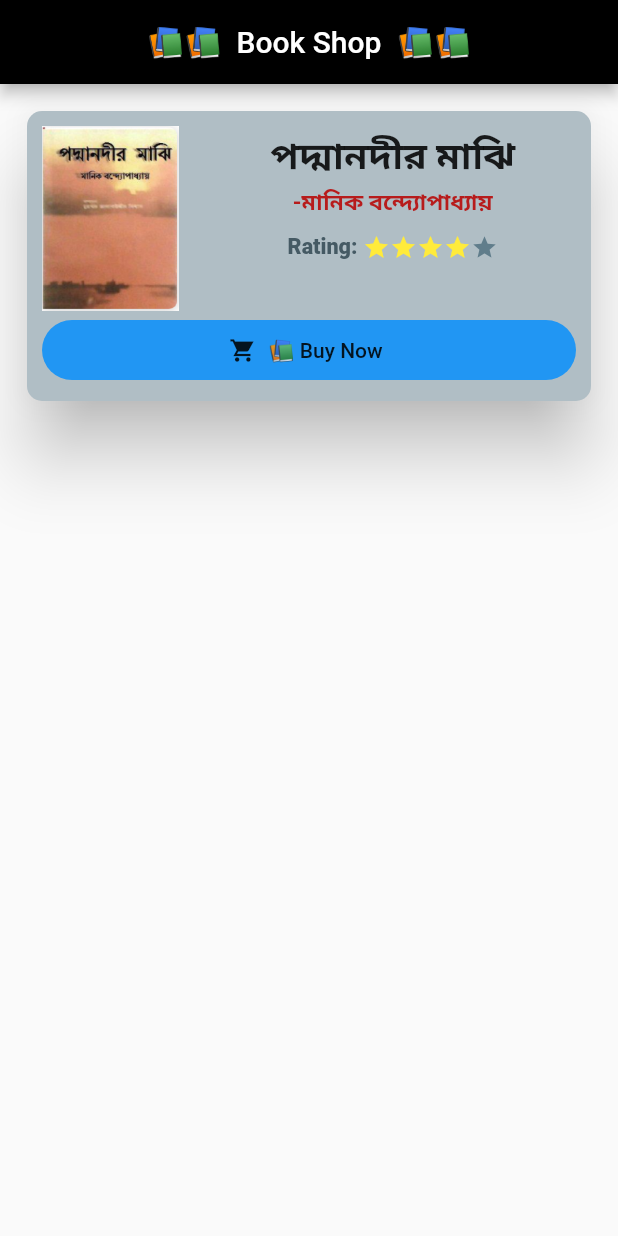
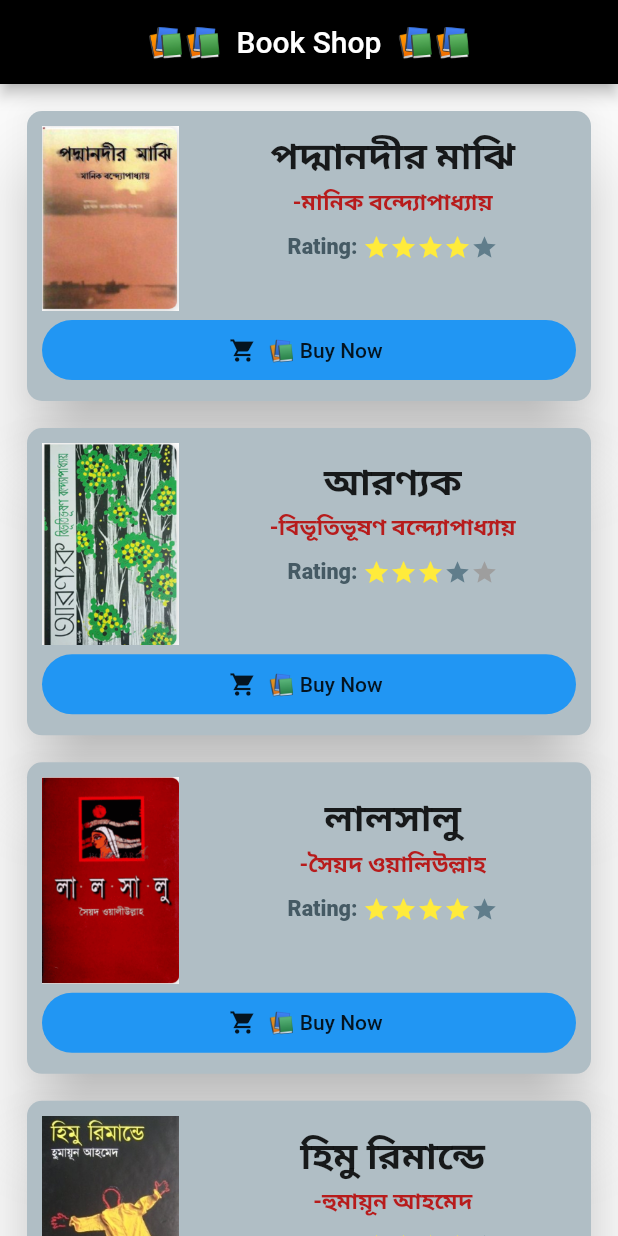
Before and after one commit to Tahsin-Tajware/AssignmentFlutterA1006, a Flutter app: the screen it shows after launch, on a phone screen of 412 x 824 dp. Run offline on Flutter 3.47's test engine with Material 2 defaults, Android fonts, the phone set to English and light mode, and no system bars.

Commit message:
commit 2

```diff
--- a/lib/main.dart
+++ b/lib/main.dart
@@ -23,6 +23,10 @@ class QuoteList extends StatefulWidget {
 class _QuoteListState extends State<QuoteList> {
   List<Quote> quotes = [
     Quote(text: 'পদ্মানদীর মাঝি', author: '-মানিক বন্দ্যোপাধ্যায়', rating: 4.5, ratingcount: 5500, image: 'Images/book4.png', description: 'আধুনিক বাংলা উপন্যাসের বিশাল আঙ্গিনায় নদীজীবী মানুষদের নিয়ে রচিত প্রথম উপন্যাস পদ্মা নদীর মাঝি। ১৯৩৬ সালে এটি প্রকাশিত হয়। মানিক বন্দ্যোপাধ্যায়ের গ্রন্থসমূহের মধ্যে এটিই সর্বাধিক অনূদিত গ্রন্থ। উপন্যাসটিতে লেখক জেলে-জীবন ও জল-জীবন অঙ্কনে এবং চরিত্রচিত্রণে অপূর্ব মুন্সিয়ানার পরিচয় রেখেছেন।', price: 600),
+    Quote(text: 'আরণ্যক', author: '-বিভূতিভূষণ বন্দ্যোপাধ্যায়', rating: 3.8, ratingcount: 4500, image: 'Images/book3.png', description: 'Aranyak is a simple and uncomplicated story. The protagonist Satyacharan has gone to an estate in Bhagalpur after getting a job of a manager. Initially his urban lifestyle might have revolted against the lonely jungle life but gradually nature hypnotized Satyacharan. Gradually he can not even resist a moments absence from the forest. Satyacharan and his partner Jugalprasad, a perfect match to the nature-loving soul of Satyacharan decorated the forest by planting many rare species of herbs and saplings. But Satyacharan is an estate manager. He has to destroy this creation of the forest-Goddess against his own will and distribute it amongst the local people. Age old gigantic trees as well as plants and herbs of rare species are getting destroyed with the sharp axes. This results in a deep feeling of guilt and sadness at the end of the novel.', price: 250),
+    Quote(text: 'লালসালু', author: '-সৈয়দ ওয়ালিউল্লাহ', rating: 4.5, ratingcount: 6500, image: 'Images/book5.png', description: 'লালসালু সৈয়দ ওয়ালিউল্লাহ রচিত একটি উপন্যাস । উপন্যাসটি প্রথম প্রকাশিত হয় ১৯৪৮ সালে, দ্বিতীয় প্রকাশকাল ১৯৬০। এর পটভূমি ১৯৪০ কিংবা ১৯৫০ দশকের বাংলাদেশের গ্রামসমাজ হলেও এর প্রভাব বা বিস্তার কালোত্তীর্ণ । মূলত গ্রামীণ সমাজের সাধারণ মানুষের সরলতাকে কেন্দ্র করে ধর্মকে ব্যবসার উপাদানরূপে ব্যবহারের একটি নগ্ন চিত্র উপন্যাসটির মূল বিষয়। উপন্যাসটির রচনাকাল ১৯৪৮ সাল। এটি সৈয়দ ওয়ালিউল্লাহর প্রথম উপন্যাস। এটি পরে ইংরেজি ও ফরাসি ভাষায় অনুবাদ করা হয়।', price: 400),
+    Quote(text: 'হিমু রিমান্ডে', author: '-হুমায়ূন আহমেদ', rating: 4, ratingcount: 36500, image: 'Images/book1.jpg', description: 'দুপুরে হেভি খাওয়াদাওয়া হলো। খালু সাহেব অফিসে যান নি। সবাই মিলে একসঙ্গে খাওয়া। শুনলাম কয়েকদিন ধরেই তিনি অফিসে যাচ্ছেন না। তাঁর যে শরীর খারাপ তাও না। তবে চোখে ভরসা হারানো দৃষ্টি। হড়বড় করে অকারণে কথা বলে যাচ্ছেন। পৃথিবীর সবচে’স্বদু খাবার কী- এই বিষয়ে দীর্ঘ বক্তৃতা দিলেন। তাঁর মতে হরিয়াল পাখির মাংস পৃথিবীর সবচে’স্বাদু খাবার। কারণ এই পাখি বটফল খায়, মাছ খায় না। হরিয়াল পাখি কীভাবে রান্না করতে হয় সেই রেসিপিও দিলেন।', price: 500),
+    Quote(text: 'দলের নাম ব্ল্যাক ড্রাগন', author: '-মুহম্মদ জাফর ইকবাল', rating: 3.5, ratingcount: 36500, image: 'Images/book2.jpg', description: 'ভয়ঙ্কর দুষ্টু টিটন, ধীর-স্থির বৈজ্ঞানিক চঞ্চল আর মোটকা সাহিত্যিক অনু মিলে রাতুলের দল। ছুটির দিনগুলো আনন্দে আর অ্যাডভেঞ্চারে কাটানোর জন্য তারা একটা ক্লাব বানাল, নাম ব্ল্যাক ড্রাগন।চার ছেলের সাথে এসে জুটল দুটো মেয়ে, রাতুলের বোন মিথিলা (সারাক্ষন নাকি সুরে আম্মুকে ভাইয়ের নামে নালিশ করে) আর পাড়ায় নতুন আসা টুনি (যার চোখের দৃষ্টি বরফের মতন ঠান্ডা)। ব্ল্যাক ড্রাগন ক্লাবের আস্তানার জন্য তারা হাজির হল পোড়া বাড়ি মিশকাত মঞ্জিলে।', price: 350)
 
   ];
 
@@ -86,6 +90,8 @@ class _QuoteListState extends State<QuoteList> {
                 foregroundColor: MaterialStateProperty.all(Colors.black87),
               ),
               onPressed: () {
+
+                );
               },
               icon: Icon(Icons.shopping_cart_sharp),
               label: Text('📚 Buy Now'),
```
